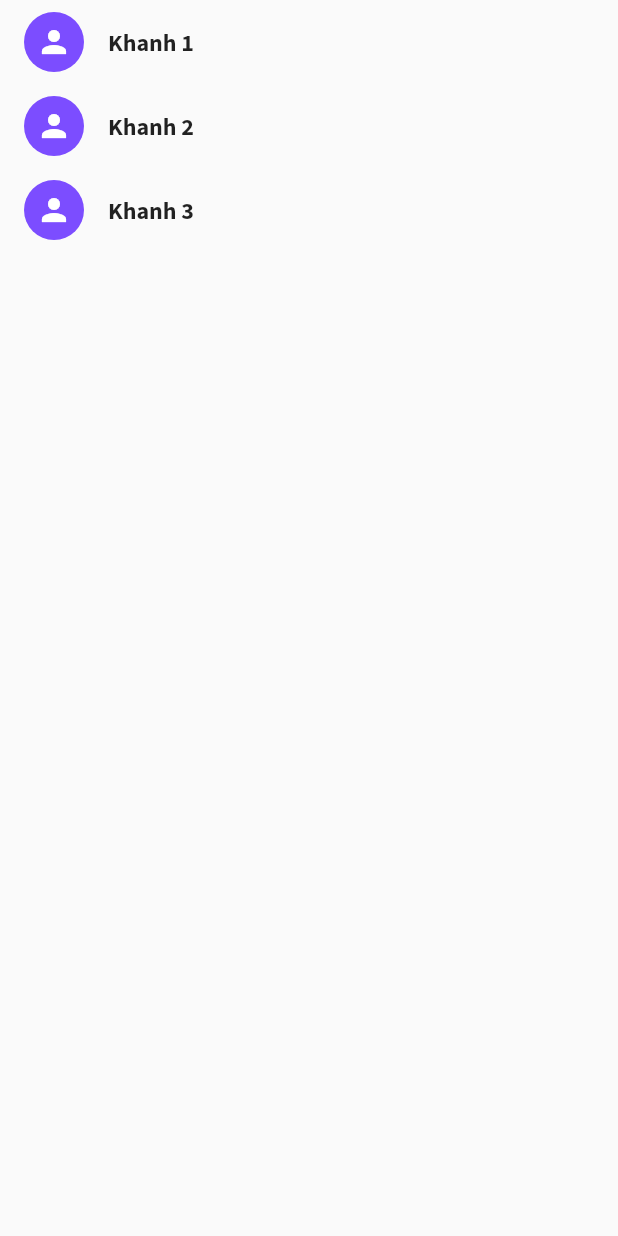
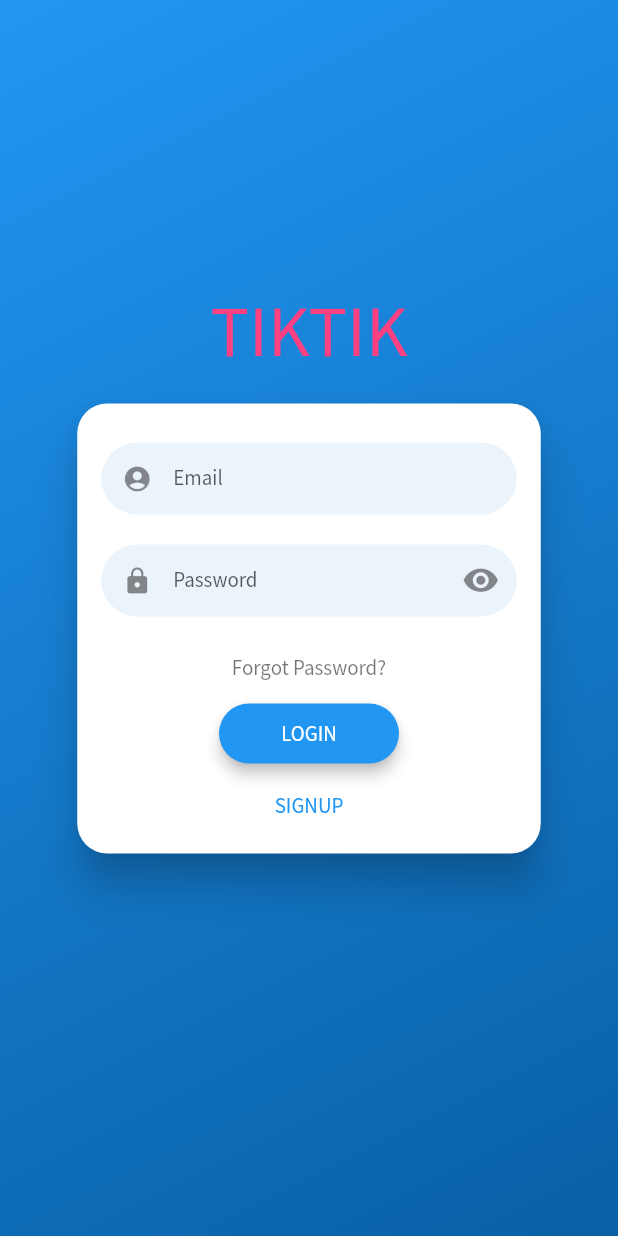
Before and after one commit to hkhansh27/chat-app, a Flutter app: the screen it shows after launch, on a phone screen of 412 x 824 dp. Run offline on Flutter 3.47's test engine with Material 2 defaults, Android fonts, the phone set to English and light mode, and no system bars; drawn by our look-alikes of flutter_login; our stand-ins replace camera, emoji_picker_flutter, image_picker, socket_io_client.

Commit message:
add a stunning login page

```diff
--- /dev/null
+++ b/lib/Pages/login_page.dart
@@ -0,0 +1,51 @@
+import 'package:chat_app/Screens/login_screen.dart';
+import 'package:flutter/material.dart';
+import 'package:flutter_login/flutter_login.dart';
+
+const users = const {
+  'dribbble@gmail.com': '12345',
+  'hunter@gmail.com': 'hunter',
+};
+
+class LoginPage extends StatelessWidget {
+  Duration get loginTime => Duration(milliseconds: 2250);
+
+  Future<String> _authUser(LoginData data) {
+    print('Name: ${data.name}, Password: ${data.password}');
+    return Future.delayed(loginTime).then((_) {
+      if (!users.containsKey(data.name)) {
+        return 'User not exists';
+      }
+      if (users[data.name] != data.password) {
+        return 'Password does not match';
+      }
+      return "";
+    });
+  }
+
+  Future<String> _recoverPassword(String name) {
+    print('Name: $name');
+    return Future.delayed(loginTime).then((_) {
+      if (!users.containsKey(name)) {
+        return 'User not exists';
+      }
+      return "";
+    });
+  }
+
+  @override
+  Widget build(BuildContext context) {
+    return FlutterLogin(
+      title: 'TIKTIK',
+      // logo: 'assets/images/ecorp-lightblue.png',
+      onLogin: _authUser,
+      onSignup: _authUser,
+      onSubmitAnimationCompleted: () {
+        Navigator.of(context).pushReplacement(MaterialPageRoute(
+          builder: (context) => LoginScreen(),
+        ));
+      },
+      onRecoverPassword: _recoverPassword,
+    );
+  }
+}
--- a/lib/main.dart
+++ b/lib/main.dart
@@ -2,6 +2,8 @@ import 'package:chat_app/Screens/login_screen.dart';
 import 'package:flutter/material.dart';
 import 'package:chat_app/Screens/camera_screen.dart';
 import 'package:camera/camera.dart';
+
+import 'Pages/login_page.dart';
 
 Future<void> main() async {
   //to use camera plugin must do this
@@ -21,7 +23,7 @@ class MyApp extends StatelessWidget {
       theme: ThemeData(
           fontFamily: 'SourceSansPro',
           colorScheme: ColorScheme.fromSwatch(primarySwatch: Colors.purple).copyWith(secondary: Colors.pinkAccent)),
-      home: const LoginScreen(),
+      home: LoginPage(),
     );
   }
 }
--- a/pubspec.yaml
+++ b/pubspec.yaml
@@ -52,6 +52,7 @@ dev_dependencies:
   socket_io_client: ^0.9.12
   image_picker: ^0.8.4+2
   http: ^0.13.3
+  flutter_login: ^2.2.1
 
 # For information on the generic Dart part of this file, see the
 # following page: https://dart.dev/tools/pub/pubspec
```
Also changed, not shown: pubspec.lock.
